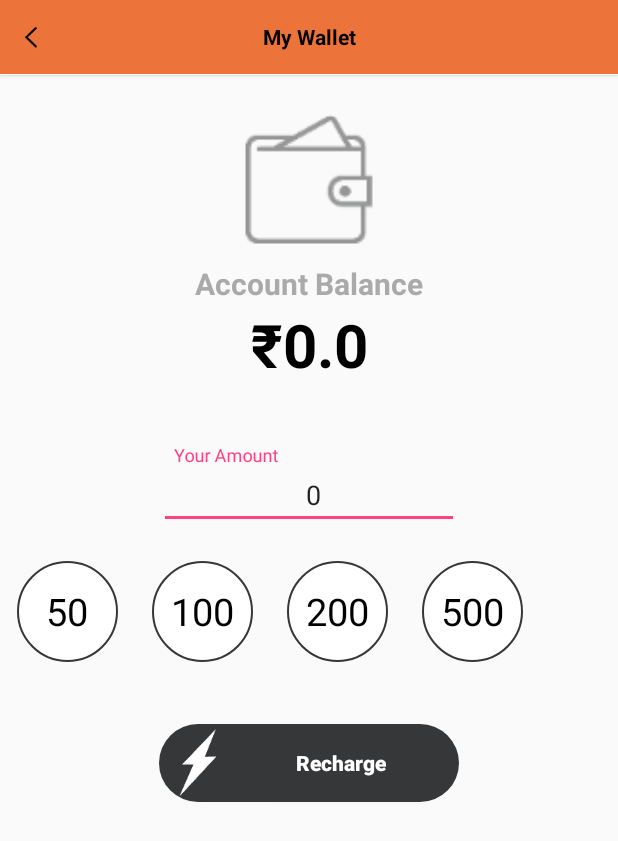
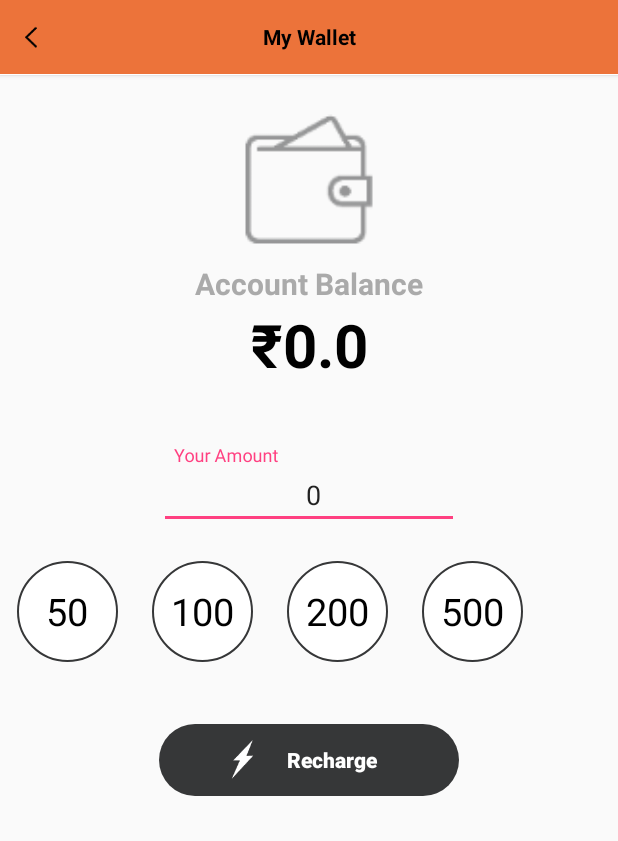
Before and after one commit to vehiclerideshare/Android, an Android app: the MyWalletActivity screen opened directly, with no data from a screen before it, on a phone screen of 412 x 824 dp. Shown: the top 841 px of the screen. Run offline under Robolectric (Android 15) with nearby library versions, the phone set to English and light mode, and no system bars; our stand-ins replace Volley; libraries missing offline, so code that uses them is left out: com.payumoney.core, com.payumoney.sdkui, com.razorpay; 1 statement that could not run was skipped.

Commit message:
changes completed

```diff
--- a/app/src/main/java/com/cycliq/MyWalletActivity.java
+++ b/app/src/main/java/com/cycliq/MyWalletActivity.java
@@ -64,7 +64,7 @@ public class MyWalletActivity extends AppCompatActivity implements View.OnClickL
     //View Objects
     private Button btnRecharge, btnCancel;
     private EditText editPhoneNumber, editOtp;
-    private LinearLayout layoutLogin;
+    private LinearLayout layoutLogin, layoutRecharge;
     private LinearLayout layoutMyWallet;
     private ImageButton btnBack;
     private TextView txtAdd1, txtAdd2, txtAdd3, txtAdd4;
@@ -113,6 +113,7 @@ public class MyWalletActivity extends AppCompatActivity implements View.OnClickL
 
         btnRecharge.setOnClickListener(this);
 
+        layoutRecharge.setOnClickListener(this);
     }
 
     private void setViews() {
@@ -131,7 +132,7 @@ public class MyWalletActivity extends AppCompatActivity implements View.OnClickL
 
         btnRecharge = (Button) findViewById(R.id.btnRecharge);
 
-
+        layoutRecharge = (LinearLayout) findViewById(R.id.layoutRecharge);
 
         layoutAdd1 = (LinearLayout) findViewById(R.id.layoutAdd1);
 
@@ -232,9 +233,14 @@ public class MyWalletActivity extends AppCompatActivity implements View.OnClickL
         {
 
 
+            setPaymentParameters();
+        }
 
+        if(view == layoutRecharge)
+        {
 
             setPaymentParameters();
+
         }
 
     }
--- a/app/src/main/res/layout/activity_maps.xml
+++ b/app/src/main/res/layout/activity_maps.xml
@@ -178,7 +178,6 @@
                                             android:background="@android:color/transparent"
                                             android:padding="15dp"
                                             android:text="Cancel" />
-
 
                                     </LinearLayout>
 
--- a/app/src/main/res/layout/my_wallet.xml
+++ b/app/src/main/res/layout/my_wallet.xml
@@ -48,7 +48,6 @@
                     android:textAllCaps="false"
                     android:textColor="@color/nav_title_clr"
                     android:textStyle="bold" />
-
 
 
             </FrameLayout>
@@ -271,17 +270,35 @@
                 </HorizontalScrollView>
 
 
-                <Button
-                    android:id="@+id/btnRecharge"
+                <LinearLayout
+                    android:id="@+id/layoutRecharge"
                     android:layout_width="200dp"
                     android:layout_height="wrap_content"
                     android:background="@drawable/btn_rounded_corner"
-                    android:drawableLeft="@mipmap/ic_recharge"
-                    android:drawablePadding="-10dp"
-                    android:text="Recharge"
-                    android:textAllCaps="false"
-                    android:textColor="#ffffff"
-                    android:textStyle="bold" />
+                    android:gravity="center"
+                    android:orientation="horizontal">
+
+
+                    <ImageView
+                        android:layout_width="30dp"
+                        android:layout_height="30dp"
+                        android:layout_gravity="center"
+                        android:scaleType="fitXY"
+                        android:src="@mipmap/ic_recharge" />
+
+                    <Button
+                        android:id="@+id/btnRecharge"
+                        android:layout_width="wrap_content"
+                        android:layout_height="wrap_content"
+                        android:background="@android:color/transparent"
+                        android:text="Recharge"
+                        android:textAllCaps="false"
+                        android:textColor="#ffffff"
+                        android:textStyle="bold" />
+
+
+                </LinearLayout>
+
 
                 <LinearLayout
                     android:layout_width="match_parent"
--- a/app/src/main/res/layout/trips_list_item.xml
+++ b/app/src/main/res/layout/trips_list_item.xml
@@ -66,8 +66,8 @@
 
                 <ImageButton
                     android:id="@+id/tvdf"
-                    android:layout_width="30dp"
-                    android:layout_height="30dp"
+                    android:layout_width="22dp"
+                    android:layout_height="22dp"
                     android:layout_gravity="center"
                     android:background="@android:color/transparent"
                     android:scaleType="fitXY"
```
Also changed, not shown: app/src/main/AndroidManifest.xml (+10 -2 lines), app/src/main/java/com/cycliq/MapsActivity.java (+28 -9 lines), app/src/main/res/layout/nav_header_main.xml (+9 -6 lines).
